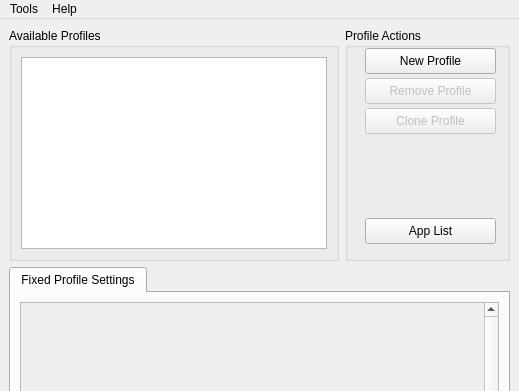
Before: the Qt Designer form vkconfig/mainwindow.ui in LunarG/VulkanTools, drawn with Qt 5; both pictures show x 0 to 519 and y 0 to 391 of the 519 by 585 pixel window.
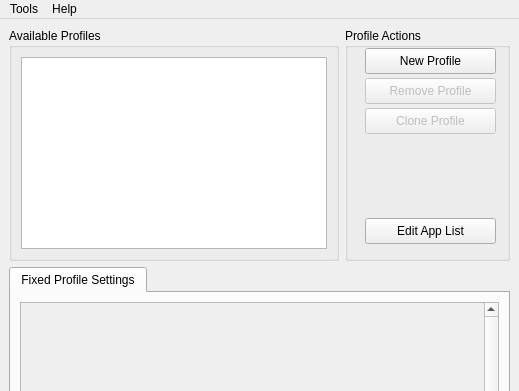
After: the same form once the commit is applied. Icons and pictures are not drawn.

What changed in the file:
```diff
--- a/vkconfig/mainwindow.ui
+++ b/vkconfig/mainwindow.ui
@@ -192,7 +192,7 @@
         </rect>
        </property>
        <property name="text">
-        <string>App List</string>
+        <string>Edit App List</string>
        </property>
       </widget>
       <zorder>label</zorder>
```
